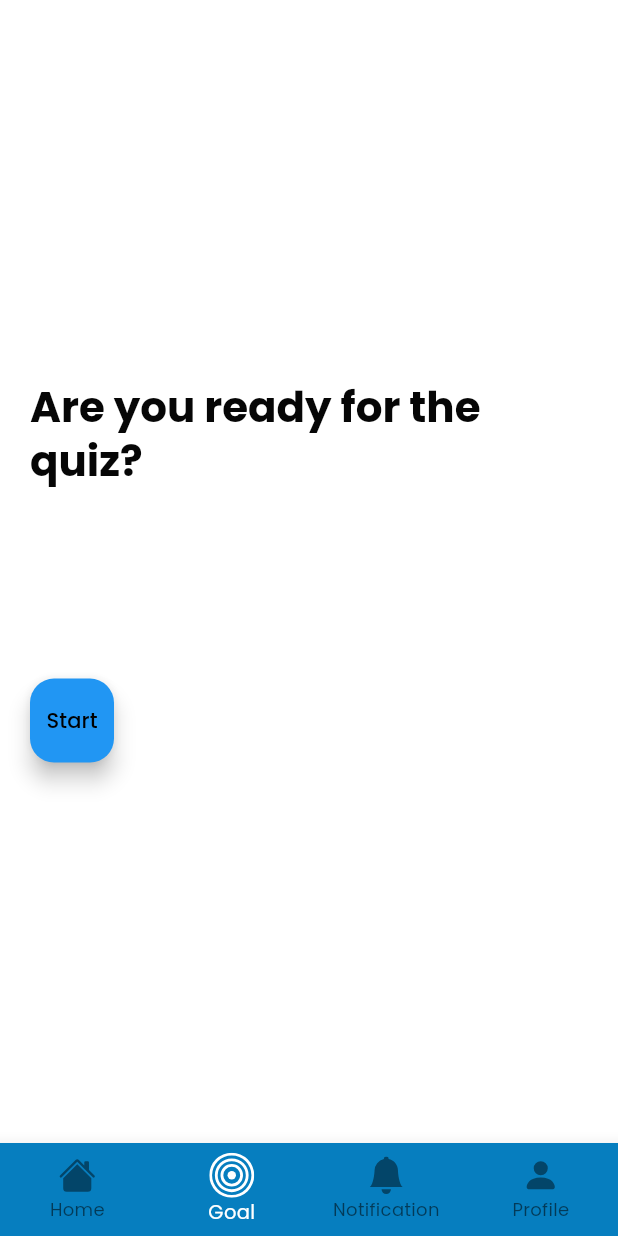
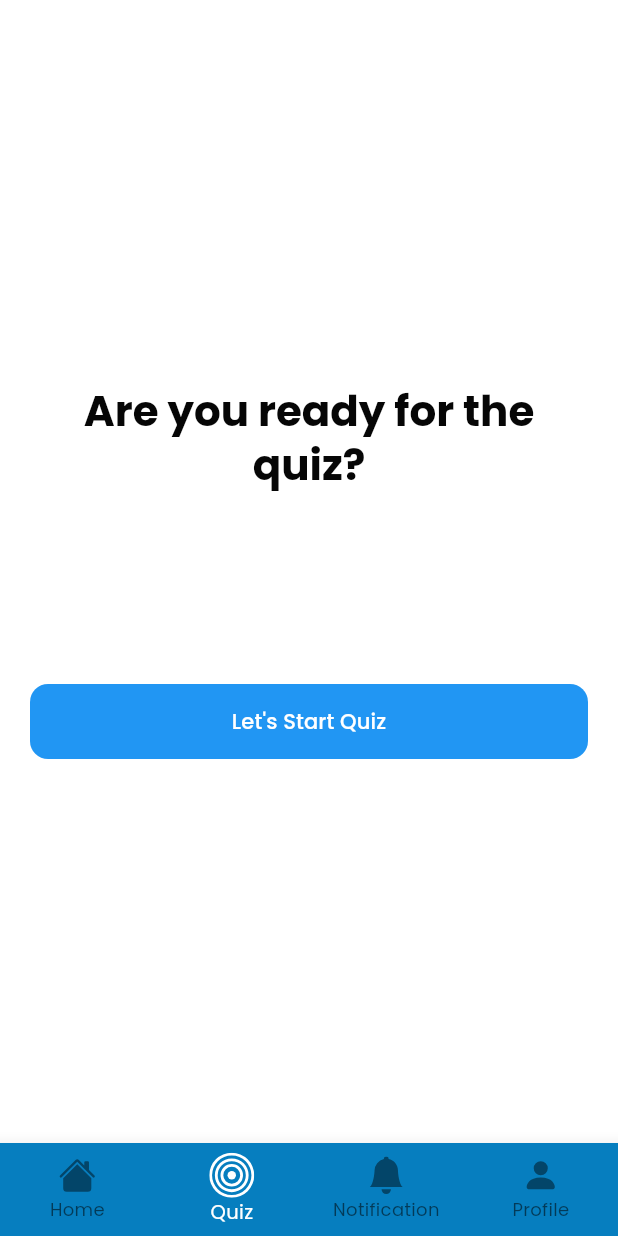
Before and after one commit to banulaperera/Intellectia-Mobile-App-SDGP, a Flutter app: the BottomNavigation screen opened directly, item 2 of the bottom bar chosen, on a phone screen of 412 x 824 dp. Run offline on Flutter 3.47's test engine with Material 3 defaults, Android fonts, the phone set to English and light mode, and no system bars; our stand-ins replace bootstrap_icons, fl_chart, flutter_slidable, flutter_svg, get.

Commit message:
ui fixes

```diff
--- a/client/lib/screens/navigation_bar.dart
+++ b/client/lib/screens/navigation_bar.dart
@@ -45,7 +45,7 @@ class _BottomNavigation extends State<BottomNavigation> {
             ),
             BottomNavigationBarItem(
               icon: Icon(BootstrapIcons.bullseye),
-              label: 'Goal',
+              label: 'Quiz',
             ),
             BottomNavigationBarItem(
               icon: Icon(BootstrapIcons.bell_fill),
--- a/client/lib/screens/quiz/components/body.dart
+++ b/client/lib/screens/quiz/components/body.dart
@@ -20,8 +20,10 @@ class Body extends StatelessWidget {
     QuestionController questionController = Get.put(QuestionController());
     return Stack(
       children: [
-        SvgPicture.asset("assets/icons/bg.svg", fit: BoxFit.fill),
+        SvgPicture.asset("client/assets/fire.png", fit: BoxFit.fill),
         SafeArea(
+          child: Padding(
+            padding: const EdgeInsets.symmetric(vertical: kDefaultPadding),
             child: Column(
               crossAxisAlignment: CrossAxisAlignment.start,
               children: [
@@ -73,6 +75,7 @@ class Body extends StatelessWidget {
                 ),
               ],
             ),
+          ),
         )
       ],
     );
--- a/client/lib/screens/quiz/components/progress_bar.dart
+++ b/client/lib/screens/quiz/components/progress_bar.dart
@@ -46,7 +46,10 @@ class ProgressBar extends StatelessWidget {
                   child: Row(
                     mainAxisAlignment: MainAxisAlignment.spaceBetween,
                     children: [
-                      Text("${(controller.animation.value * 60).round()} sec"),
+                      Text(
+                        "${(controller.animation.value * 60).round()} sec",
+                        style: const TextStyle(color: Colors.white),
+                      ),
                       // SvgPicture.asset("assets/icons/clock.svg"),
                     ],
                   ),
--- a/client/lib/screens/quiz/welcome/welcome_screen.dart
+++ b/client/lib/screens/quiz/welcome/welcome_screen.dart
@@ -3,6 +3,8 @@ import 'package:flutter/material.dart';
 // import 'package:flutter_svg/svg.dart';
 // import 'package:get/get.dart';
 import 'package:client/constants.dart';
+import 'package:get/get.dart';
+import 'package:get/get_core/src/get_main.dart';
 
 class WelcomeScreen extends StatelessWidget {
   const WelcomeScreen({super.key});
@@ -21,6 +23,7 @@ class WelcomeScreen extends StatelessWidget {
                 children: [
                   const Spacer(flex: 2), //2/6
                   Text(
+                    textAlign: TextAlign.center,
                     "Are you ready for the quiz?",
                     style: Theme.of(context).textTheme.headlineMedium?.copyWith(
                         color: const Color.fromARGB(255, 6, 6, 6),
@@ -39,39 +42,45 @@ class WelcomeScreen extends StatelessWidget {
                   //   ),
                   // ),
                   const Spacer(), // 1/6
-                  // InkWell(
-                  //   onTap: () => Get.to(const QuizScreen()),
-                  //   child: Container(
-                  //     width: double.infinity,
-                  //     alignment: Alignment.center,
-                  //     padding:
-                  //         const EdgeInsets.all(kDefaultPadding * 0.75), // 15
-                  //     decoration: const BoxDecoration(
-                  //       gradient: kPrimaryGradient,
-                  //       borderRadius: BorderRadius.all(Radius.circular(12)),
-                  //     ),
-                  //     child: Text(
-                  //       "Let's Start Quiz",
-                  //       style: Theme.of(context)
-                  //           .textTheme
-                  //           .labelLarge
-                  //           ?.copyWith(color: Colors.black),
-                  //     ),
-                  //   ),
-                  // ),
-                  FloatingActionButton(
-                    onPressed: () {
+                  InkWell(
+                    onTap: () {
                       Navigator.push(
                         context,
                         MaterialPageRoute(
                             builder: (context) => const QuizScreen()),
                       );
                     },
-                    backgroundColor: Colors.blue,
-                    foregroundColor: Colors.black,
-                    hoverColor: Colors.blueGrey,
-                    child: const Text('Start'),
+                    child: Container(
+                      width: double.infinity,
+                      alignment: Alignment.center,
+                      padding:
+                          const EdgeInsets.all(kDefaultPadding * 0.75), // 15
+                      decoration: const BoxDecoration(
+                        color: Colors.blue,
+                        borderRadius: BorderRadius.all(Radius.circular(12)),
+                      ),
+                      child: Text(
+                        "Let's Start Quiz",
+                        style: Theme.of(context)
+                            .textTheme
+                            .labelLarge
+                            ?.copyWith(color: kBackgroundColor),
+                      ),
+                    ),
                   ),
+                  // FloatingActionButton(
+                  //   onPressed: () {
+                  // Navigator.push(
+                  //   context,
+                  //   MaterialPageRoute(
+                  //       builder: (context) => const QuizScreen()),
+                  // );
+                  //   },
+                  //   backgroundColor: Colors.blue,
+                  //   foregroundColor: Colors.black,
+                  //   hoverColor: Colors.blueGrey,
+                  //   child: const Text('Start'),
+                  // ),
                   const Spacer(flex: 2), // it will take 2/6 spaces
                 ],
               ),
```
Also changed, not shown: client/lib/screens/quiz/quiz_screen.dart (+13 -4 lines), client/assets/signature.png (added), 4 other files. Lines whose indentation alone changed are shown as unchanged.
